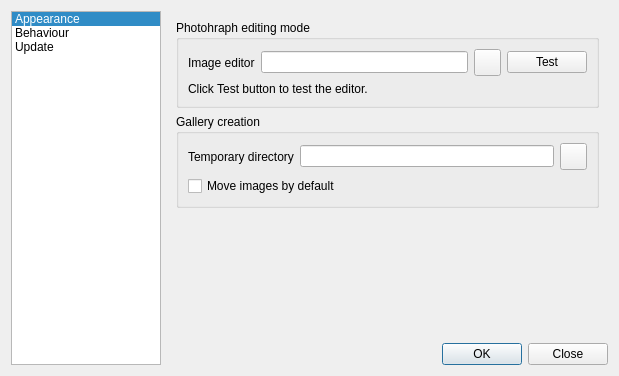
Before: the Qt Designer form trunk/src/dialogs/configuration.ui in BackupTheBerlios/galerist-svn, drawn with Qt 5.
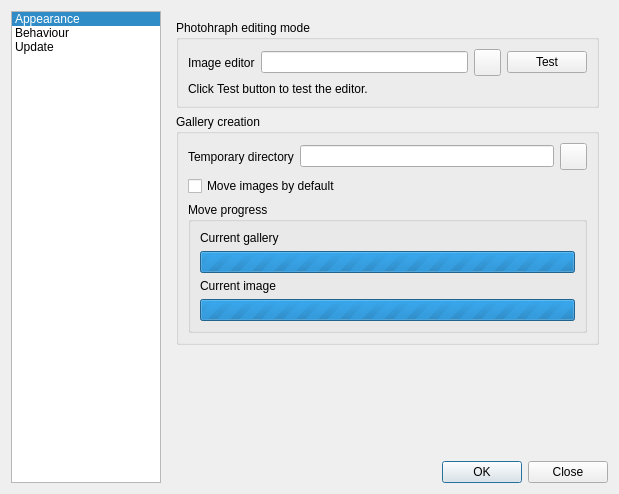
After: the same form once the commit is applied. The open tabs and pages were chosen to show the change. Icons and pictures are not drawn. Custom widgets are drawn as their Qt base class.

```diff
--- a/trunk/src/dialogs/configuration.ui
+++ b/trunk/src/dialogs/configuration.ui
@@ -6,7 +6,7 @@
     <x>0</x>
     <y>0</y>
     <width>619</width>
-    <height>376</height>
+    <height>494</height>
    </rect>
   </property>
   <property name="windowTitle" >
@@ -320,6 +320,78 @@
             </property>
            </widget>
           </item>
+          <item row="2" column="0" colspan="3" >
+           <widget class="QGroupBox" name="moveGroup" >
+            <property name="title" >
+             <string>Move progress</string>
+            </property>
+            <layout class="QGridLayout" >
+             <item row="0" column="0" >
+              <widget class="QLabel" name="label_5" >
+               <property name="text" >
+                <string>Current gallery</string>
+               </property>
+              </widget>
+             </item>
+             <item row="1" column="0" colspan="2" >
+              <widget class="QProgressBar" name="galleriesBar" >
+               <property name="minimum" >
+                <number>0</number>
+               </property>
+               <property name="maximum" >
+                <number>0</number>
+               </property>
+               <property name="value" >
+                <number>-1</number>
+               </property>
+              </widget>
+             </item>
+             <item row="2" column="0" >
+              <widget class="QLabel" name="label_6" >
+               <property name="text" >
+                <string>Current image</string>
+               </property>
+              </widget>
+             </item>
+             <item row="3" column="0" colspan="2" >
+              <widget class="QProgressBar" name="imagesBar" >
+               <property name="maximum" >
+                <number>0</number>
+               </property>
+               <property name="value" >
+                <number>-1</number>
+               </property>
+              </widget>
+             </item>
+             <item row="0" column="1" >
+              <widget class="QLabel" name="galleryLabel" >
+               <property name="sizePolicy" >
+                <sizepolicy vsizetype="Preferred" hsizetype="Expanding" >
+                 <horstretch>0</horstretch>
+                 <verstretch>0</verstretch>
+                </sizepolicy>
+               </property>
+               <property name="text" >
+                <string/>
+               </property>
+              </widget>
+             </item>
+             <item row="2" column="1" >
+              <widget class="QLabel" name="imageLabel" >
+               <property name="sizePolicy" >
+                <sizepolicy vsizetype="Preferred" hsizetype="Expanding" >
+                 <horstretch>0</horstretch>
+                 <verstretch>0</verstretch>
+                </sizepolicy>
+               </property>
+               <property name="text" >
+                <string/>
+               </property>
+              </widget>
+             </item>
+            </layout>
+           </widget>
+          </item>
          </layout>
         </widget>
        </item>
```
